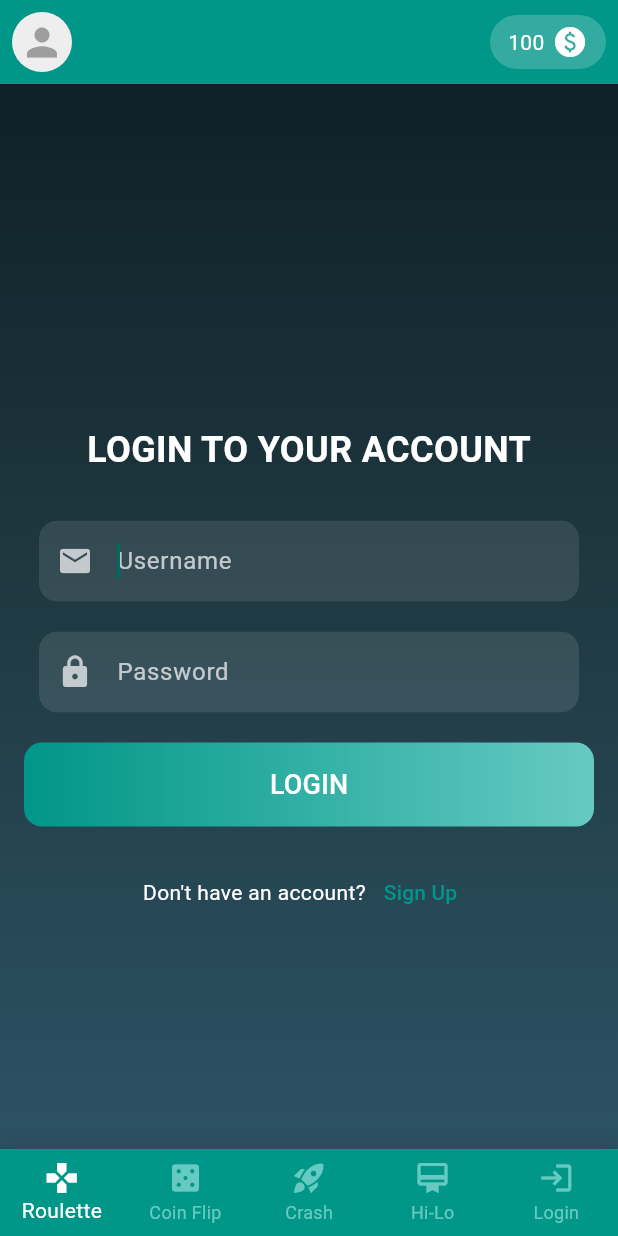
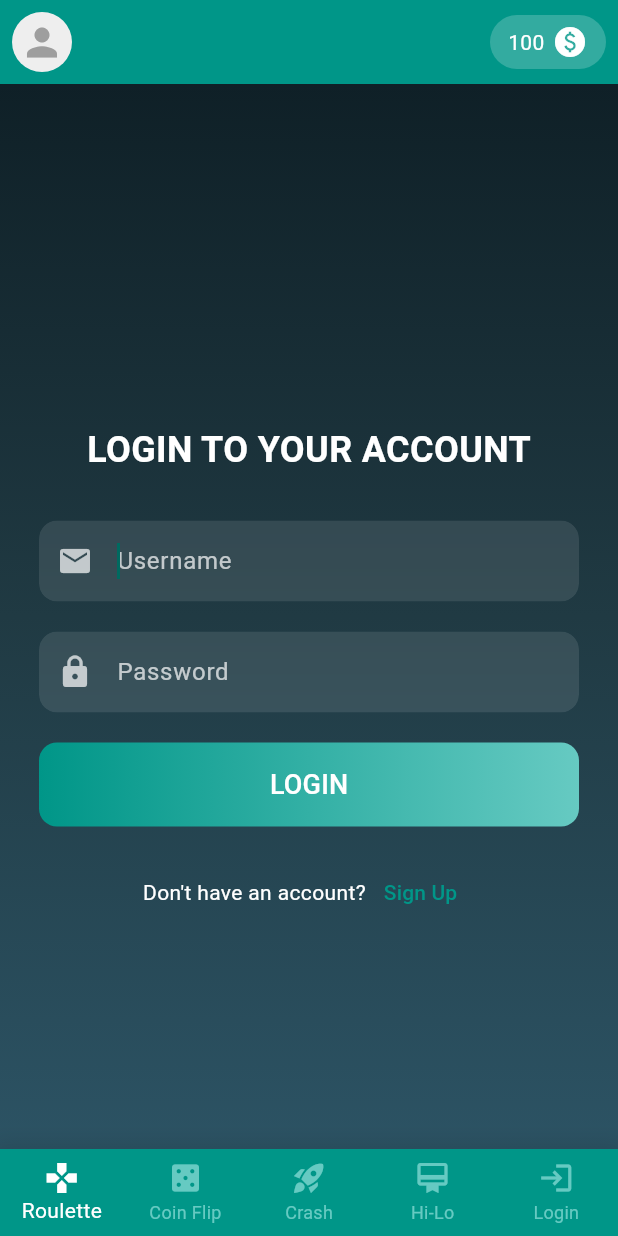
Before and after one commit to xedom/hsma_cpd_project, a Flutter app: the screen it shows after launch, on a phone screen of 412 x 824 dp. Run offline on Flutter 3.47's test engine with Material 3 defaults, Android fonts, the phone set to English and light mode, and no system bars; our stand-ins replace fl_chart, go_router; missing offline and left inert: dart_jsonwebtoken; network calls fail.

```diff
--- a/lib/widgets/button_primary.dart
+++ b/lib/widgets/button_primary.dart
@@ -15,6 +15,9 @@ class PrimaryButton extends StatelessWidget {
   Widget build(BuildContext context) {
     return Container(
       width: double.infinity,
+      constraints: const BoxConstraints(
+        maxWidth: 360,
+      ),
       decoration: BoxDecoration(
         gradient: const LinearGradient(
           colors: [AppColors.primary, AppColors.primaryLight],
--- a/lib/widgets/field_input.dart
+++ b/lib/widgets/field_input.dart
@@ -36,7 +36,8 @@ class FieldInput extends StatelessWidget {
             autofocus: autofocus,
             keyboardType: keyboardType,
             decoration: InputDecoration(
-              prefixIcon: icon != null ? Icon(icon, color: Colors.white70) : null,
+              prefixIcon:
+                  icon != null ? Icon(icon, color: Colors.white70) : null,
               hintText: hint,
               hintStyle: const TextStyle(color: Colors.white70),
               filled: true,
@@ -53,7 +54,8 @@ class FieldInput extends StatelessWidget {
                 borderRadius: BorderRadius.circular(12.0),
                 borderSide: BorderSide.none,
               ),
-              contentPadding: const EdgeInsets.symmetric(horizontal: 20, vertical: 15),
+              contentPadding:
+                  const EdgeInsets.symmetric(horizontal: 20, vertical: 15),
             ),
             style: const TextStyle(color: Colors.white),
           ),
```
